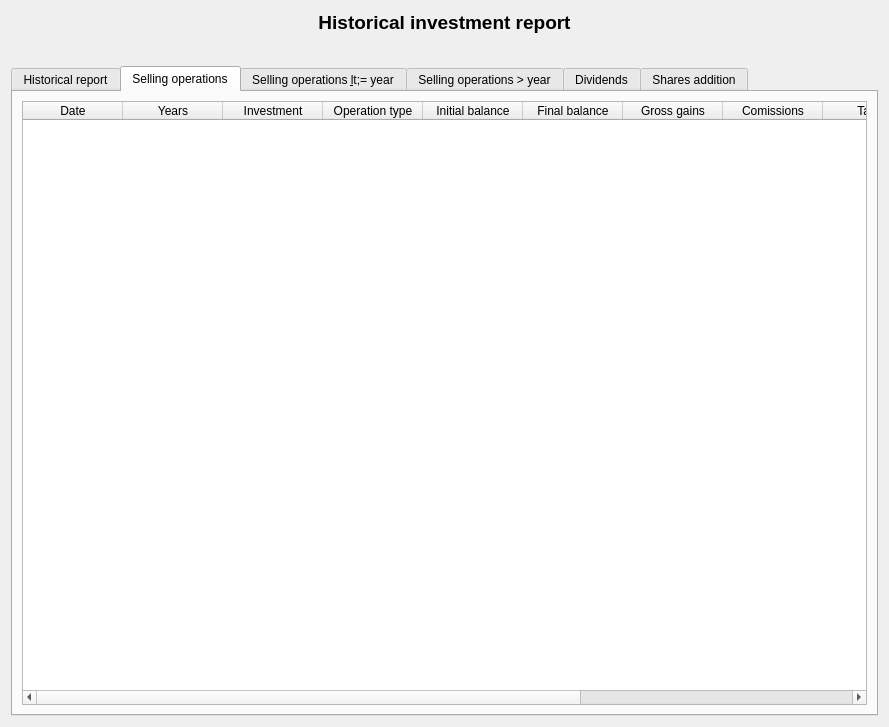
turulomio/xulpymoney, file ui/wdgJointReport.ui: the form before one commit.
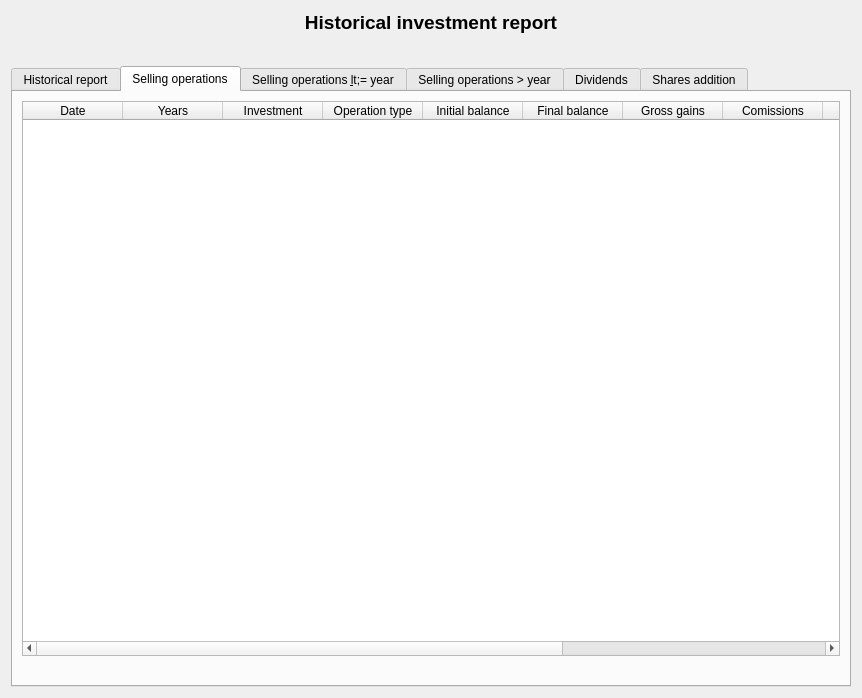
The form after the commit. The open tabs and pages were chosen to show the change. Icons and pictures are not drawn. Custom widgets are drawn as their Qt base class.

Commit message: Added positive and negative selling operations

The edit to the form file:
```diff
--- a/ui/wdgJointReport.ui
+++ b/ui/wdgJointReport.ui
@@ -6,8 +6,8 @@
    <rect>
     <x>0</x>
     <y>0</y>
-    <width>889</width>
-    <height>727</height>
+    <width>862</width>
+    <height>698</height>
    </rect>
   </property>
   <property name="sizePolicy">
@@ -233,7 +233,7 @@
         <attribute name="title">
          <string>Selling operations</string>
         </attribute>
-        <layout class="QHBoxLayout" name="horizontalLayout_3">
+        <layout class="QVBoxLayout" name="verticalLayout_2">
          <item>
           <widget class="myQTableWidget" name="tblInvestments">
            <property name="contextMenuPolicy">
@@ -316,6 +316,22 @@
            </column>
           </widget>
          </item>
+         <item>
+          <widget class="QLabel" name="lblPositiveNegative">
+           <property name="font">
+            <font>
+             <weight>75</weight>
+             <bold>true</bold>
+            </font>
+           </property>
+           <property name="text">
+            <string/>
+           </property>
+           <property name="alignment">
+            <set>Qt::AlignCenter</set>
+           </property>
+          </widget>
+         </item>
         </layout>
        </widget>
        <widget class="QWidget" name="tab_7">
```
Left out of the diff: 2 changed lines with no effect on the pictures. The commit also changes 5 other files.
